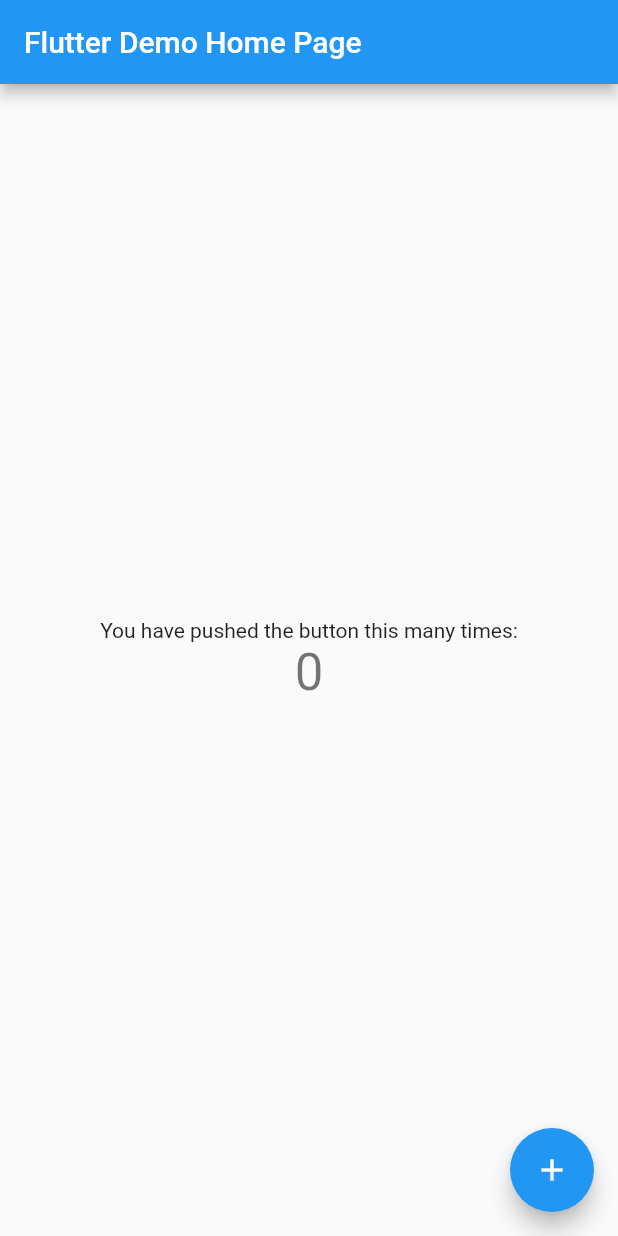
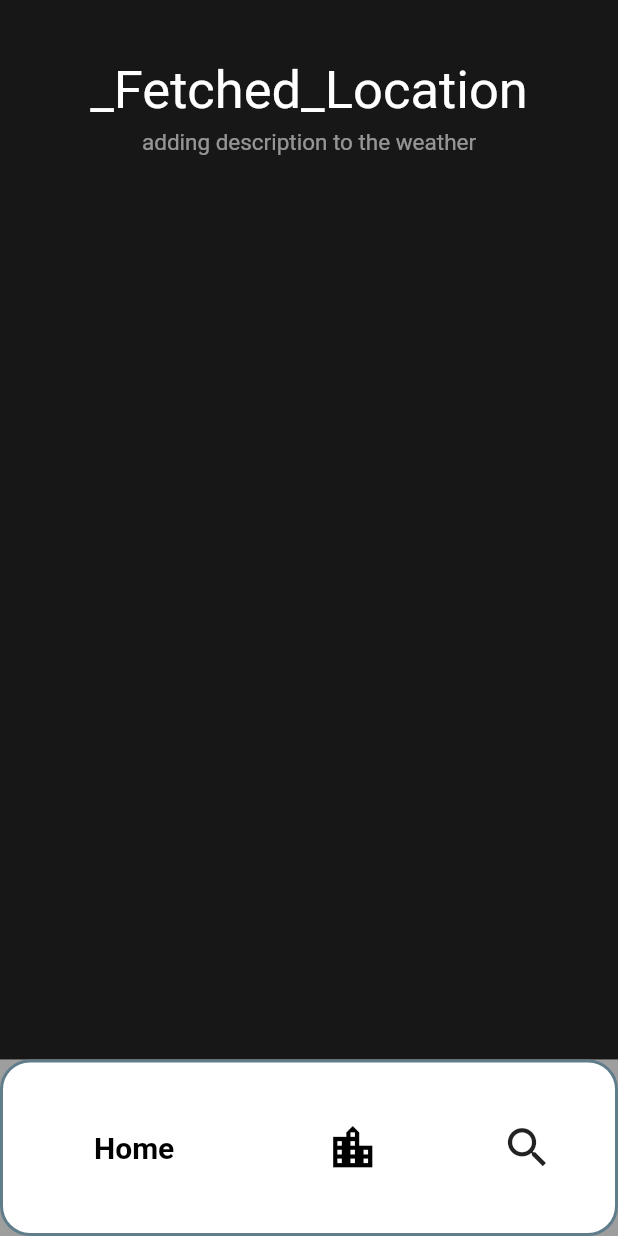
Before and after one commit to CodersDen1/weather_app_flutter, a Flutter app: the screen it shows after launch, on a phone screen of 412 x 824 dp. Run offline on Flutter 3.47's test engine with Material 2 defaults, Android fonts, the phone set to English and light mode, and no system bars.

Commit message:
Work Commit  -  Started building layout 22feb2023 day1

```diff
--- /dev/null
+++ b/lib/Providers/screenIndexProvider.dart
@@ -0,0 +1,20 @@
+import 'package:flutter/material.dart';
+
+
+
+class screenIndexProvider extends ChangeNotifier{
+  int screenIndex = 0;
+
+
+  int get fetchCurrentScreenIndex {
+    return screenIndex;
+  }
+
+  void updateScreenIndex(int newIndex){
+    screenIndex = newIndex;
+
+    //to notify all the listeners that screen index has been updated
+    notifyListeners();
+  }
+
+}
--- a/lib/main.dart
+++ b/lib/main.dart
@@ -1,4 +1,5 @@
 import 'package:flutter/material.dart';
+import 'package:weather_app/screens/HomeScreen.dart';
 
 void main() {
   runApp(const MyApp());
@@ -11,105 +12,13 @@ class MyApp extends StatelessWidget {
   @override
   Widget build(BuildContext context) {
     return MaterialApp(
+      debugShowCheckedModeBanner: false,
       title: 'Flutter Demo',
       theme: ThemeData(
-        // This is the theme of your application.
-        //
-        // Try running your application with "flutter run". You'll see the
-        // application has a blue toolbar. Then, without quitting the app, try
-        // changing the primarySwatch below to Colors.green and then invoke
-        // "hot reload" (press "r" in the console where you ran "flutter run",
-        // or simply save your changes to "hot reload" in a Flutter IDE).
-        // Notice that the counter didn't reset back to zero; the application
-        // is not restarted.
+        scaffoldBackgroundColor: Colors.black38,
         primarySwatch: Colors.blue,
       ),
-      home: const MyHomePage(title: 'Flutter Demo Home Page'),
+      home: HomeScreen(),
     );
   }
 }
-
-class MyHomePage extends StatefulWidget {
-  const MyHomePage({super.key, required this.title});
-
-  // This widget is the home page of your application. It is stateful, meaning
-  // that it has a State object (defined below) that contains fields that affect
-  // how it looks.
-
-  // This class is the configuration for the state. It holds the values (in this
-  // case the title) provided by the parent (in this case the App widget) and
-  // used by the build method of the State. Fields in a Widget subclass are
-  // always marked "final".
-
-  final String title;
-
-  @override
-  State<MyHomePage> createState() => _MyHomePageState();
-}
-
-class _MyHomePageState extends State<MyHomePage> {
-  int _counter = 0;
-
-  void _incrementCounter() {
-    setState(() {
-      // This call to setState tells the Flutter framework that something has
-      // changed in this State, which causes it to rerun the build method below
-      // so that the display can reflect the updated values. If we changed
-      // _counter without calling setState(), then the build method would not be
-      // called again, and so nothing would appear to happen.
-      _counter++;
-    });
-  }
-
-  @override
-  Widget build(BuildContext context) {
-    // This method is rerun every time setState is called, for instance as done
-    // by the _incrementCounter method above.
-    //
-    // The Flutter framework has been optimized to make rerunning build methods
-    // fast, so that you can just rebuild anything that needs updating rather
-    // than having to individually change instances of widgets.
-    return Scaffold(
-      appBar: AppBar(
-        // Here we take the value from the MyHomePage object that was created by
-        // the App.build method, and use it to set our appbar title.
-        title: Text(widget.title),
-      ),
-      body: Center(
-        // Center is a layout widget. It takes a single child and positions it
-        // in the middle of the parent.
-        child: Column(
-          // Column is also a layout widget. It takes a list of children and
-          // arranges them vertically. By default, it sizes itself to fit its
-          // children horizontally, and tries to be as tall as its parent.
-          //
-          // Invoke "debug painting" (press "p" in the console, choose the
-          // "Toggle Debug Paint" action from the Flutter Inspector in Android
-          // Studio, or the "Toggle Debug Paint" command in Visual Studio Code)
-          // to see the wireframe for each widget.
-          //
-          // Column has various properties to control how it sizes itself and
-          // how it positions its children. Here we use mainAxisAlignment to
-          // center the children vertically; the main axis here is the vertical
-          // axis because Columns are vertical (the cross axis would be
-          // horizontal).
-          mainAxisAlignment: MainAxisAlignment.center,
-          children: <Widget>[
-            const Text(
-              'You have pushed the button this many times:',
-            ),
-            Text(
-              '$_counter',
-              style: Theme.of(context).textTheme.headline4,
-            ),
-          ],
-        ),
-      ),
-      floatingActionButton: FloatingActionButton(
-        onPressed: _incrementCounter,
-        tooltip: 'Increment',
-        child: const Icon(Icons.add),
-      ), // This trailing comma makes auto-formatting nicer for build methods.
-    );
-  }
-}
--- /dev/null
+++ b/lib/screens/HomeScreen.dart
@@ -0,0 +1,44 @@
+import 'package:flutter/material.dart';
+import 'package:provider/provider.dart';
+import 'package:weather_app/Providers/screenIndexProvider.dart';
+import 'package:weather_app/screens/exploreScreen.dart';
+import 'package:weather_app/screens/searchLocationScreen.dart';
+import 'package:weather_app/widgets/SearchBar.dart';
+import 'package:weather_app/widgets/customBottomNavigatoion.dart';
+import 'package:weather_app/widgets/weatherContainer.dart';
+
+
+class HomeScreen extends StatefulWidget {
+
+ /** List<dynamic>screens = [
+    HomeScreen(),
+    SearchLocationScreen(),
+    ExploreScreen()
+  ];
+  **/
+  @override
+  State<HomeScreen> createState() => _HomeScreenState();
+}
+
+class _HomeScreenState extends State<HomeScreen> {
+  @override
+  Widget build(BuildContext context) {
+   // final _screenindexprovider = Provider.of<screenIndexProvider>(context);
+    // int _currentScreenIndex = _screenindexprovider.fetchCurrentScreenIndex;
+    return Scaffold(
+      body: SafeArea(
+        child: Column(
+          children: <Widget>[
+                    Expanded(
+                        flex: 6,
+                        child: WeatherContainer()),
+                    Expanded(
+                      flex: 1,
+                      child: CustomNavBar()
+                    ),
+          ],
+        ),
+      ),
+    );
+  }
+}
--- /dev/null
+++ b/lib/screens/exploreScreen.dart
@@ -0,0 +1,17 @@
+import 'package:flutter/material.dart';
+
+
+
+class ExploreScreen extends StatefulWidget {
+  const ExploreScreen({Key? key}) : super(key: key);
+
+  @override
+  State<ExploreScreen> createState() => _ExploreScreenState();
+}
+
+class _ExploreScreenState extends State<ExploreScreen> {
+  @override
+  Widget build(BuildContext context) {
+    return const Placeholder();
+  }
+}
--- /dev/null
+++ b/lib/screens/searchLocationScreen.dart
@@ -0,0 +1,16 @@
+import 'package:flutter/material.dart';
+
+
+class SearchLocationScreen extends StatefulWidget {
+  const SearchLocationScreen({Key? key}) : super(key: key);
+
+  @override
+  State<SearchLocationScreen> createState() => _SearchLocationScreenState();
+}
+
+class _SearchLocationScreenState extends State<SearchLocationScreen> {
+  @override
+  Widget build(BuildContext context) {
+    return const Placeholder();
+  }
+}
--- /dev/null
+++ b/lib/widgets/SearchBar.dart
@@ -0,0 +1,16 @@
+import 'package:flutter/material.dart';
+
+
+class SearchBar extends StatefulWidget {
+  const SearchBar({Key? key}) : super(key: key);
+
+  @override
+  State<SearchBar> createState() => _SearchBarState();
+}
+
+class _SearchBarState extends State<SearchBar> {
+  @override
+  Widget build(BuildContext context) {
+    return const Placeholder();
+  }
+}
--- /dev/null
+++ b/lib/widgets/customBottomNavigatoion.dart
@@ -0,0 +1,74 @@
+import 'package:flutter/material.dart';
+
+
+
+class CustomNavBar extends StatefulWidget {
+  const CustomNavBar({Key? key}) : super(key: key);
+
+  @override
+  State<CustomNavBar> createState() => _CustomNavBarState();
+}
+
+class _CustomNavBarState extends State<CustomNavBar> {
+  @override
+  Widget build(BuildContext context) {
+    return Container(
+      decoration: BoxDecoration(
+        border: Border.all(
+            color: Colors.blueGrey,
+            width: 2,
+            style: BorderStyle.solid
+        ),
+        borderRadius: BorderRadius.circular(20),
+        color:Colors.white,
+
+      ),
+      child: Row(
+        children:  <Widget>[
+          const Expanded(
+            flex: 3,
+            child: Padding(padding: EdgeInsets.symmetric(horizontal: 20),
+                child: Center(
+                  child: Text('Home',
+                  style:TextStyle(
+                    fontSize: 20,
+                    fontWeight: FontWeight.bold,
+                    color: Colors.black,
+                  ),
+                  ),
+                ),
+            ),
+          ),
+
+          Expanded
+            (flex: 2,
+            child: GestureDetector(
+              onTap: (){
+                print('this is icon 1');
+              },
+              child: const Icon(Icons.location_city,
+                color: Colors.black,
+                size: 35,
+              ),
+            ),
+          ),
+          Expanded
+            (flex: 2,
+            child: GestureDetector(
+              onTap: (){
+                print('this is icon2');
+              },
+              child: const Icon(Icons.search,
+                            size:35 ,
+
+              ),
+            ),
+          )
+
+
+
+        ],
+      ),
+    );
+  }
+}
--- /dev/null
+++ b/lib/widgets/weatherContainer.dart
@@ -0,0 +1,41 @@
+import 'package:flutter/material.dart';
+
+
+
+
+class WeatherContainer extends StatelessWidget {
+  const WeatherContainer({Key? key}) : super(key: key);
+
+  @override
+  Widget build(BuildContext context) {
+    return Container(
+
+      width: double.infinity,
+      color: Color(0xff171717),
+      child: Column(
+
+        children: const <Widget>[
+             Padding(
+                 padding: EdgeInsets.only(top:40),
+                 child:  Text(
+                   '_Fetched_Location',
+                     style: TextStyle(
+                     color: Colors.white,
+                     fontSize: 35,
+                   ),
+                 ),
+             ),
+              Padding(
+                padding: EdgeInsets.only(top: 5),
+                child: Text('adding description to the weather',
+                  style: TextStyle(
+                    color: Colors.white54,
+                    fontSize: 15
+                  ),
+                ),),
+
+        ],
+      ),
+    );
+  }
+}
--- a/pubspec.yaml
+++ b/pubspec.yaml
@@ -31,6 +31,7 @@ environment:
 dependencies:
   flutter:
     sdk: flutter
+  provider: ^6.0.1
 
 
   # The following adds the Cupertino Icons font to your application.
```
Also changed, not shown: pubspec.lock.
